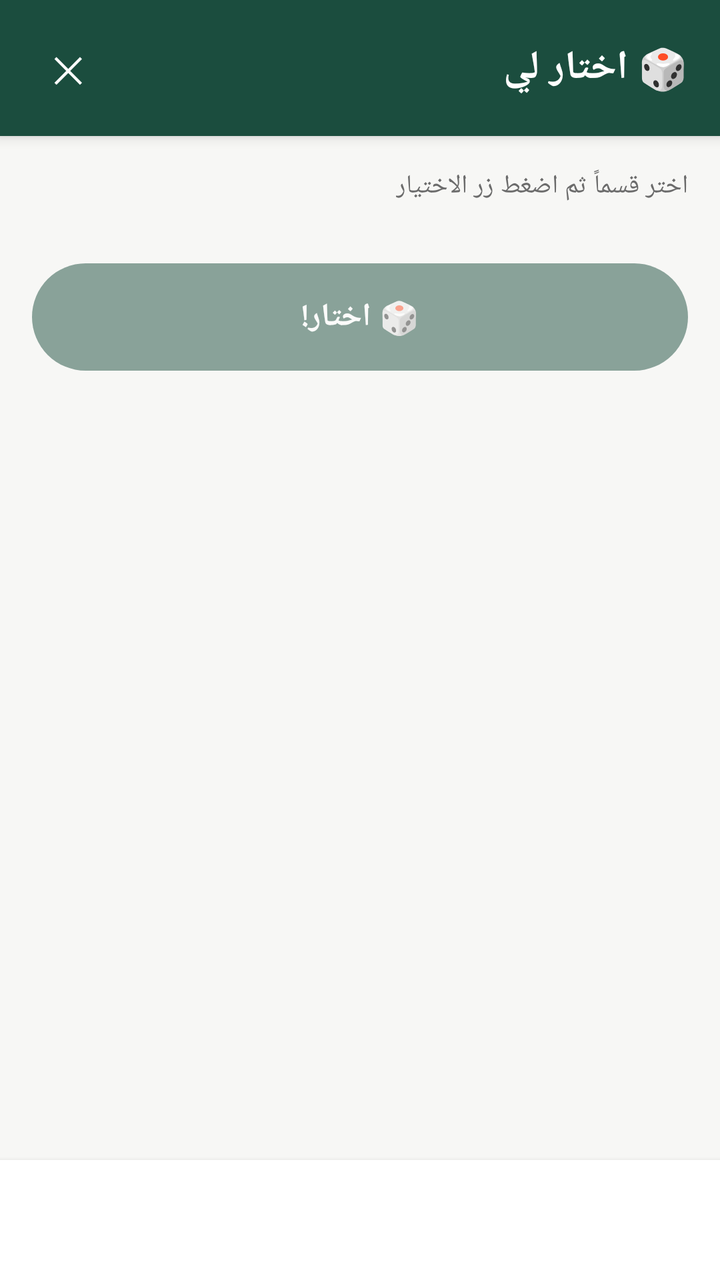
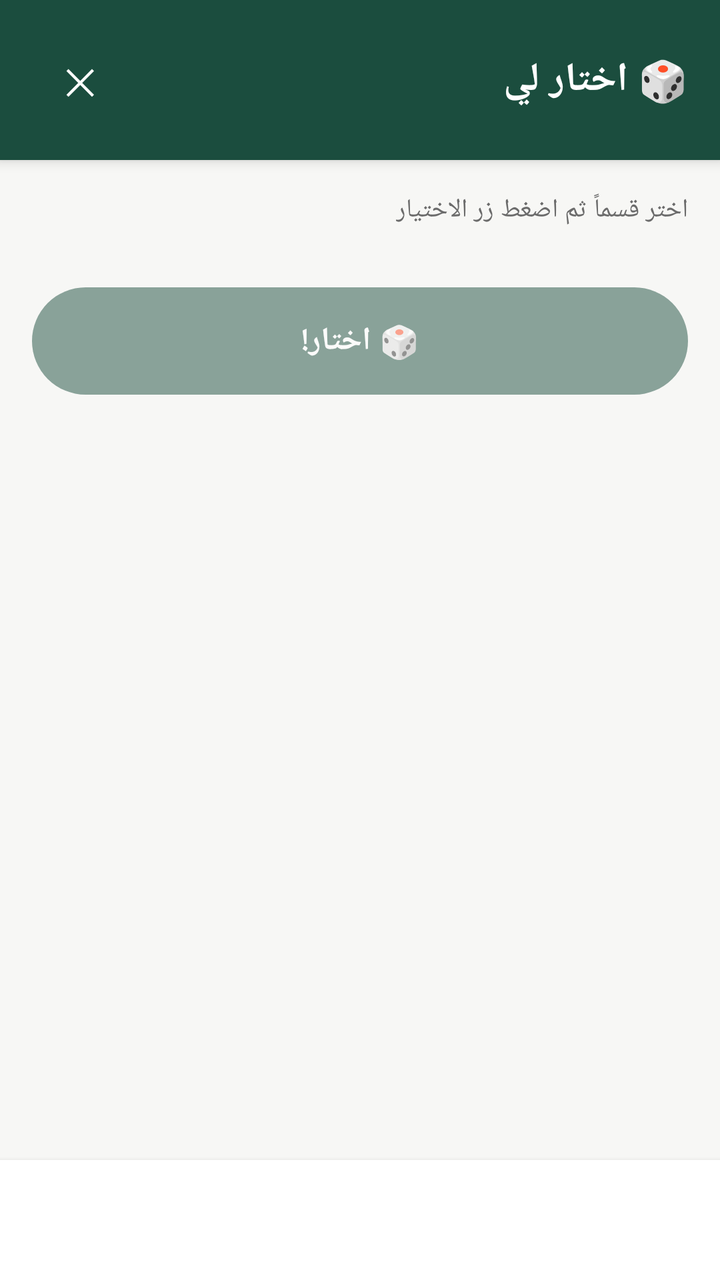

The first picture is an Android layout as it rendered before a commit; the second is the same layout after the commit. The layout source and the unified diff follow.
<!-- AndroidManifest.xml: application theme AppTheme -->
<!-- res/layout/activity_picker.xml -->
<?xml version="1.0" encoding="utf-8"?>
<LinearLayout xmlns:android="http://schemas.android.com/apk/res/android"
    android:layout_width="match_parent"
    android:layout_height="match_parent"
    android:orientation="vertical"
    android:layoutDirection="rtl"
    android:background="@color/bg">

    <LinearLayout
        android:layout_width="match_parent"
        android:layout_height="wrap_content"
        android:orientation="horizontal"
        android:gravity="center_vertical"
        android:background="@color/brand_primary"
        android:elevation="4dp"
        android:paddingStart="16dp"
        android:paddingEnd="16dp"
        android:paddingTop="16dp"
        android:paddingBottom="16dp">

        <TextView
            android:layout_width="0dp"
            android:layout_height="wrap_content"
            android:layout_weight="1"
            android:text="🎲 اختار لي"
            android:textColor="@color/white"
            android:textSize="20sp"
            android:textStyle="bold" />

        <TextView
            android:id="@+id/pickerCloseButton"
            android:layout_width="36dp"
            android:layout_height="36dp"
            android:text="✕"
            android:textColor="@color/white"
            android:textSize="18sp"
            android:gravity="center"
            android:clickable="true"
            android:focusable="true"
            android:background="?android:attr/selectableItemBackgroundBorderless" />
    </LinearLayout>

    <ScrollView
        android:layout_width="match_parent"
        android:layout_height="0dp"
        android:layout_weight="1">

        <LinearLayout
            android:layout_width="match_parent"
            android:layout_height="wrap_content"
            android:orientation="vertical"
            android:padding="16dp">

            <TextView
                android:layout_width="wrap_content"
                android:layout_height="wrap_content"
                android:text="اختر قسماً ثم اضغط زر الاختيار"
                android:textColor="@color/text_muted"
                android:textSize="13sp"
                android:layout_marginBottom="10dp" />

            <HorizontalScrollView
                android:layout_width="match_parent"
                android:layout_height="wrap_content"
                android:scrollbars="none">

                <LinearLayout
                    android:id="@+id/pickerCategories"
                    android:layout_width="wrap_content"
                    android:layout_height="wrap_content"
                    android:orientation="horizontal" />
            </HorizontalScrollView>

            <TextView
                android:id="@+id/pickerSpinBtn"
                android:layout_width="match_parent"
                android:layout_height="wrap_content"
                android:layout_marginTop="20dp"
                android:text="🎲 اختار!"
                android:textColor="@color/white"
                android:textStyle="bold"
                android:textSize="16sp"
                android:gravity="center"
                android:background="@drawable/btn_pill_primary"
                android:padding="16dp"
                android:enabled="false"
                android:alpha="0.5"
                android:clickable="true"
                android:focusable="true" />

            <FrameLayout
                android:id="@+id/pickerStage"
                android:layout_width="match_parent"
                android:layout_height="wrap_content"
                android:layout_marginTop="24dp"
                android:minHeight="200dp" />

        </LinearLayout>
    </ScrollView>

    <LinearLayout
        android:id="@+id/bottomNav"
        android:layout_width="match_parent"
        android:layout_height="60dp"
        android:orientation="horizontal"
        android:background="@color/surface"
        android:elevation="4dp" />

</LinearLayout>
<!-- resources referenced by this layout -->
<resources>
  <color name="bg">#F7F7F5</color>
  <color name="brand_primary">#1B4D3E</color>
  <color name="surface">#FFFFFF</color>
  <color name="text_muted">#6B6B6B</color>
  <color name="white">#FFFFFF</color>
  <!-- drawable btn_pill_primary (drawable) -->
  <?xml version="1.0" encoding="utf-8"?>
  <ripple xmlns:android="http://schemas.android.com/apk/res/android"
      android:color="@color/ripple_on_primary">
      <item>
          <shape android:shape="rectangle">
              <solid android:color="@color/brand_primary" />
              <corners android:radius="40dp" />
          </shape>
      </item>
  </ripple>
  <style name="AppTheme" parent="@android:style/Theme.Material.Light.NoActionBar">
          <item name="android:windowBackground">@color/bg</item>
          <item name="android:statusBarColor">@color/brand_primary</item>
          <item name="android:colorPrimary">@color/brand_primary</item>
          <item name="android:colorAccent">@color/brand_accent</item>
      </style>
  <color name="ripple_on_primary">#33FFFFFF</color>
  <color name="brand_accent">#3FA480</color>
</resources>

<!-- the commit's change to res/layout/activity_picker.xml (unified diff, before → after) -->
@@ -29,8 +29,8 @@
 
         <TextView
             android:id="@+id/pickerCloseButton"
-            android:layout_width="36dp"
-            android:layout_height="36dp"
+            android:layout_width="48dp"
+            android:layout_height="48dp"
             android:text="✕"
             android:textColor="@color/white"
             android:textSize="18sp"
